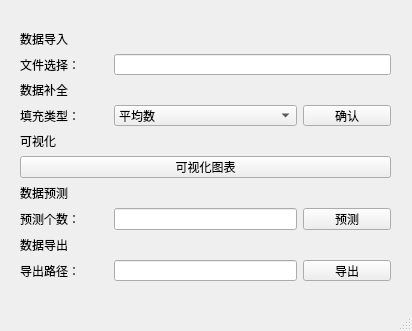
Above: gui.ui from chengyingshe/qt_tools before the change. Below: the same form after it.
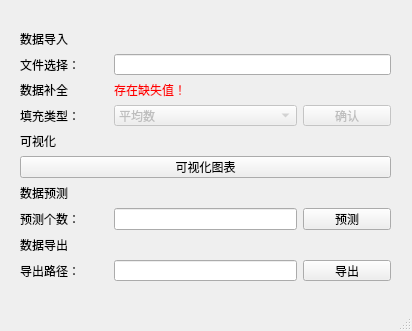
That is the form after the change.

Diff of the .ui file:
```diff
--- a/gui.ui
+++ b/gui.ui
@@ -26,6 +26,9 @@
     <layout class="QGridLayout" name="gridLayout">
      <item row="3" column="3">
       <widget class="QPushButton" name="dataFillBtn">
+       <property name="enabled">
+        <bool>false</bool>
+       </property>
        <property name="text">
         <string>确认</string>
        </property>
@@ -33,6 +36,9 @@
      </item>
      <item row="3" column="1" colspan="2">
       <widget class="QComboBox" name="dataFillType">
+       <property name="enabled">
+        <bool>false</bool>
+       </property>
        <item>
         <property name="text">
          <string>平均数</string>
@@ -143,6 +149,19 @@
        </property>
       </widget>
      </item>
+     <item row="2" column="1">
+      <widget class="QLabel" name="hasNanLabel">
+       <property name="enabled">
+        <bool>true</bool>
+       </property>
+       <property name="styleSheet">
+        <string notr="true">color: red;</string>
+       </property>
+       <property name="text">
+        <string>存在缺失值！</string>
+       </property>
+      </widget>
+     </item>
     </layout>
    </widget>
   </widget>
```
